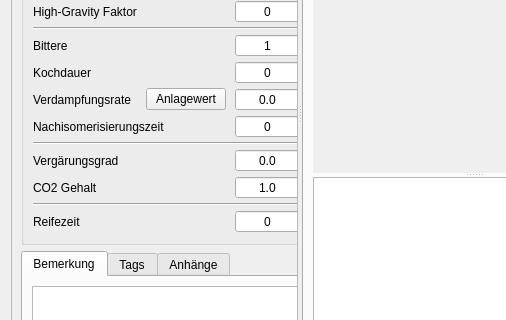
Above: kleiner-brauhelfer/tabrezept.ui from kleiner-brauhelfer/kleiner-brauhelfer-2 before the change; both pictures show x 0 to 506 and y 244 to 564 of the 1086 by 714 pixel window. Below: the same form after it.
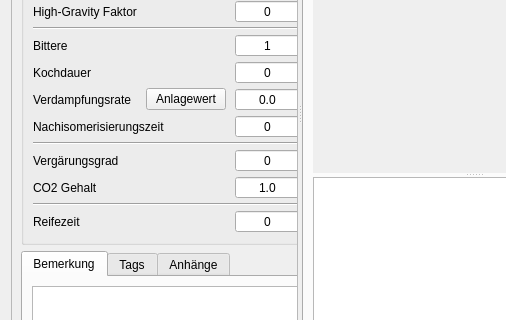
That is the form after the change. Icons and pictures are not drawn. Custom widgets are drawn as their Qt base class.

```diff
--- a/kleiner-brauhelfer/tabrezept.ui
+++ b/kleiner-brauhelfer/tabrezept.ui
@@ -583,19 +583,13 @@
             </widget>
            </item>
            <item row="15" column="2">
-            <widget class="DoubleSpinBoxSud" name="tbVergaerungsgrad">
+            <widget class="SpinBoxSud" name="tbVergaerungsgrad">
              <property name="toolTip">
               <string>&lt;html&gt;&lt;head/&gt;&lt;body&gt;&lt;p&gt;Hier kann der erwartete &lt;span style=&quot; font-weight:600;&quot;&gt;scheinbarer Endvergärungsgrad&lt;/span&gt; eingegeben werden.&lt;/p&gt;&lt;p&gt;Dies hat nur informativer Karakter und dient der Abschätzung des Alkoholgehalts.&lt;/p&gt;&lt;/body&gt;&lt;/html&gt;</string>
              </property>
              <property name="alignment">
               <set>Qt::AlignCenter</set>
              </property>
-             <property name="decimals">
-              <number>1</number>
-             </property>
-             <property name="singleStep">
-              <double>0.100000000000000</double>
-             </property>
             </widget>
            </item>
            <item row="12" column="1">
```
